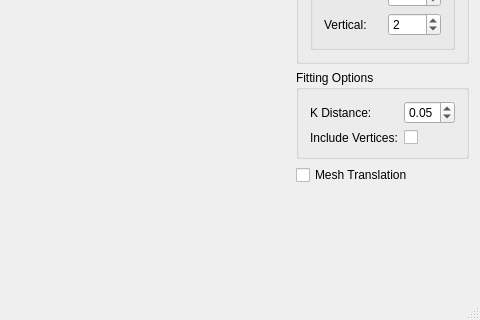
Old version of the form src/mainwindow.ui in the repository ethiago/triquadgl; both pictures show x 251 to 731 and y 401 to 721 of the 731 by 721 pixel window.
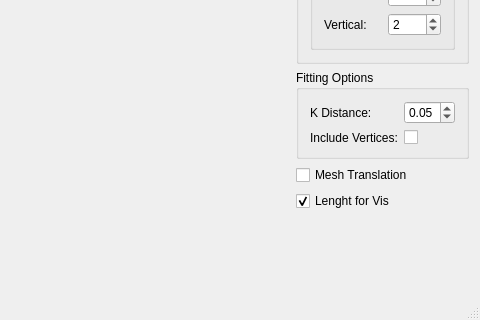
New version of the form.

Diff of the .ui file:
```diff
--- a/src/mainwindow.ui
+++ b/src/mainwindow.ui
@@ -329,6 +329,16 @@
        </property>
       </widget>
      </item>
+     <item>
+      <widget class="QCheckBox" name="lengthVis">
+       <property name="text">
+        <string>Lenght for Vis</string>
+       </property>
+       <property name="checked">
+        <bool>true</bool>
+       </property>
+      </widget>
+     </item>
      <item>
       <spacer name="verticalSpacer">
        <property name="orientation">
```
Left out of the diff: 6 changed lines with no effect on the pictures.
